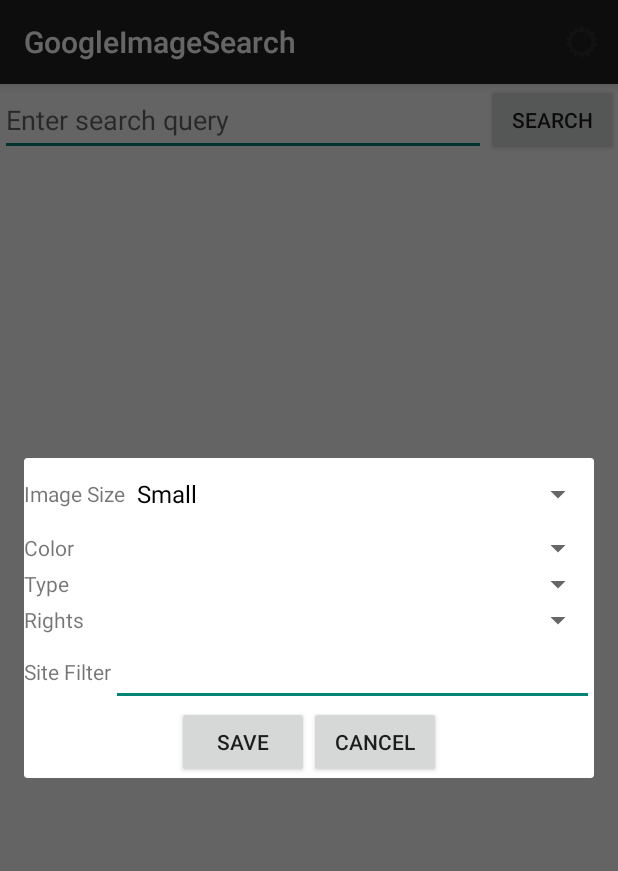
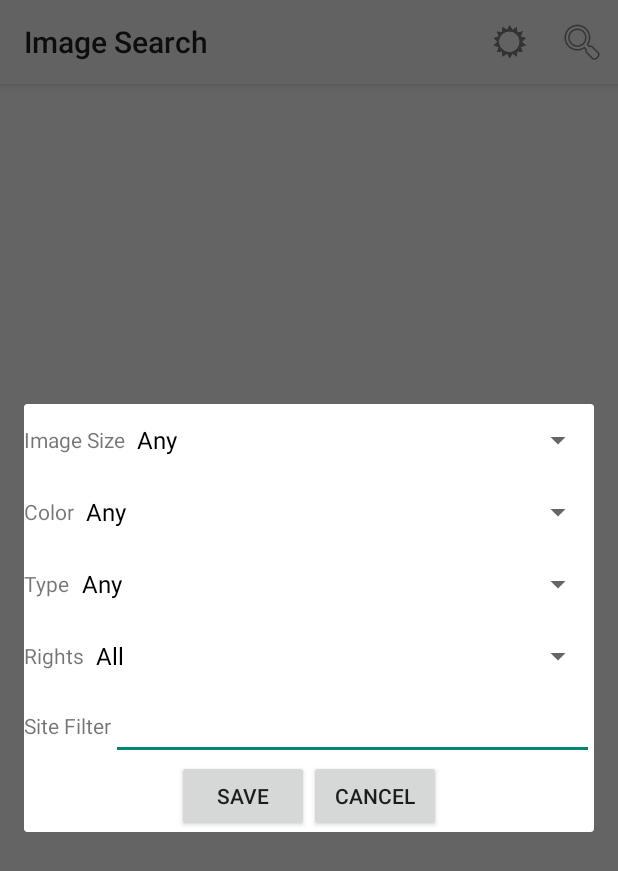
Before and after one commit to Twyly/GoogleImageSearch, an Android app: the screen it shows after launch (SearchActivity), after a tap on "Settings", on a phone screen of 412 x 824 dp. Shown: the top 871 px of the screen. Run offline under Robolectric (Android 15) with nearby library versions, the phone set to English and light mode, and no system bars; our stand-ins replace Picasso; libraries missing offline, so code that uses them is left out: com.loopj.android; pictures from the network do not load.

Commit message:
search action bar

```diff
--- a/app/build.gradle
+++ b/app/build.gradle
@@ -21,6 +21,7 @@ android {
 
 dependencies {
     compile fileTree(dir: 'libs', include: ['*.jar'])
+    //compile 'com.android.support:appcompat-v7:21.0.3'
     compile 'com.android.support:appcompat-v7:22.1.1'
     compile 'com.squareup.picasso:picasso:2.5.2'
     compile 'com.loopj.android:android-async-http:1.4.5'
--- a/app/src/main/AndroidManifest.xml
+++ b/app/src/main/AndroidManifest.xml
@@ -11,7 +11,7 @@
         android:theme="@style/AppTheme" >
         <activity
             android:name=".Activities.SearchActivity"
-            android:label="@string/app_name" >
+            android:label="@string/title_activity_search" >
             <intent-filter>
                 <action android:name="android.intent.action.MAIN" />
 
--- a/app/src/main/java/com/example/teddywyly/googleimagesearch/Activities/SearchActivity.java
+++ b/app/src/main/java/com/example/teddywyly/googleimagesearch/Activities/SearchActivity.java
@@ -3,8 +3,10 @@ package com.example.teddywyly.googleimagesearch.Activities;
 import android.support.v4.app.DialogFragment;
 import android.content.Intent;
 import android.support.v4.app.FragmentManager;
+import android.support.v4.view.MenuItemCompat;
 import android.support.v7.app.ActionBarActivity;
 import android.os.Bundle;
+import android.support.v7.app.AppCompatActivity;
 import android.util.Log;
 import android.view.Menu;
 import android.view.MenuItem;
@@ -12,6 +14,7 @@ import android.view.View;
 import android.widget.AdapterView;
 import android.widget.EditText;
 import android.widget.GridView;
+import android.support.v7.widget.SearchView;
 
 import com.example.teddywyly.googleimagesearch.Adapters.ImageResultsAdapter;
 import com.example.teddywyly.googleimagesearch.EndlessScrollListener;
@@ -30,12 +33,13 @@ import org.json.JSONObject;
 import java.util.ArrayList;
 
 
-public class SearchActivity extends ActionBarActivity implements SettingsDialog.SettingsDialogListener {
+public class SearchActivity extends AppCompatActivity implements SettingsDialog.SettingsDialogListener {
 
     private final String SEACH_ENDPOINT = "https://ajax.googleapis.com/ajax/services/search/images?v=1.0";
     private final int ITEMS_PER_FETCH = 8;
 
-    private EditText etQuery;
+    //private EditText etQuery;
+    private SearchView svQuery;
     private GridView gvResults;
     private ArrayList<ImageResult> imageResults;
     private ImageResultsAdapter aImageResults;
@@ -54,7 +58,7 @@ public class SearchActivity extends ActionBarActivity implements SettingsDialog.
     }
 
     public void setupViews() {
-        etQuery = (EditText)findViewById(R.id.etQuery);
+        //etQuery = (EditText)findViewById(R.id.etQuery);
         gvResults = (GridView)findViewById(R.id.gvResults);
         gvResults.setOnItemClickListener(new AdapterView.OnItemClickListener() {
             @Override
@@ -77,7 +81,23 @@ public class SearchActivity extends ActionBarActivity implements SettingsDialog.
     public boolean onCreateOptionsMenu(Menu menu) {
         // Inflate the menu; this adds items to the action bar if it is present.
         getMenuInflater().inflate(R.menu.menu_search, menu);
-        return true;
+        MenuItem searchItem = menu.findItem(R.id.action_search);
+        svQuery = (SearchView) MenuItemCompat.getActionView(searchItem);
+        svQuery.setOnQueryTextListener(new SearchView.OnQueryTextListener() {
+            @Override
+            public boolean onQueryTextSubmit(String s) {
+                Log.d("Debug", "Query!");
+                fetchImagesForPage(0);
+                return true;
+            }
+
+            @Override
+            public boolean onQueryTextChange(String s) {
+                return false;
+            }
+        });
+
+        return super.onCreateOptionsMenu(menu);
     }
 
     @Override
@@ -96,17 +116,17 @@ public class SearchActivity extends ActionBarActivity implements SettingsDialog.
 
     private void showSettingsDialog() {
         FragmentManager fm = getSupportFragmentManager();
-        SettingsDialog settingsDialog = SettingsDialog.newInstance("Advanced Filters");
+        SettingsDialog settingsDialog = SettingsDialog.newInstance(searchSettings);
         settingsDialog.show(fm, "fragment_settings");
     }
 
     // Interesting that this cannot accept argument of type Button
-    public void onImageSearch(View view) {
-        fetchImagesForPage(0);
-    }
+//    public void onImageSearch(View view) {
+//        fetchImagesForPage(0);
+//    }
 
     public void fetchImagesForPage(final int page) {
-        String query = etQuery.getText().toString();
+        String query = svQuery.getQuery().toString();
         String searchUrl = SEACH_ENDPOINT + "&start=" + searchSettings.resultsPerPage*page + searchSettings.settingsAsQueryString() + "&q=" + query;
         Log.d("DEBUG", searchUrl);
         AsyncHttpClient client = new AsyncHttpClient();
--- a/app/src/main/java/com/example/teddywyly/googleimagesearch/Fragments/SettingsDialog.java
+++ b/app/src/main/java/com/example/teddywyly/googleimagesearch/Fragments/SettingsDialog.java
@@ -15,6 +15,7 @@ import android.widget.Button;
 import android.widget.EditText;
 import android.widget.Spinner;
 
+import com.example.teddywyly.googleimagesearch.Models.GoogleSearchSettings;
 import com.example.teddywyly.googleimagesearch.R;
 
 import java.util.Set;
@@ -24,6 +25,12 @@ import java.util.Set;
  */
 public class SettingsDialog extends DialogFragment implements View.OnClickListener {
 
+    private GoogleSearchSettings searchSettings;
+    private Spinner spnSize;
+    private Spinner spnColor;
+    private Spinner spnType;
+    private Spinner spnRights;
+
     public interface SettingsDialogListener {
         void onSaveSettings();
     }
@@ -32,10 +39,10 @@ public class SettingsDialog extends DialogFragment implements View.OnClickListen
 
     }
 
-    public static SettingsDialog newInstance(String title) {
+    public static SettingsDialog newInstance(GoogleSearchSettings settings) {
         SettingsDialog frag = new SettingsDialog();
         Bundle args = new Bundle();
-        args.putString("title", title);
+        args.putSerializable("settings", settings);
         frag.setArguments(args);
         return frag;
     }
@@ -71,12 +78,33 @@ public class SettingsDialog extends DialogFragment implements View.OnClickListen
         Button btnCancel = (Button)view.findViewById(R.id.btnCancel);
         btnCancel.setOnClickListener(this);
 
-        String title = getArguments().getString("title", "Enter Name");
-        getDialog().setTitle(title);
+        GoogleSearchSettings settings = (GoogleSearchSettings)getArguments().getSerializable("settings");
+        searchSettings = settings;
+        getDialog().setTitle(settings.resultsPerPage + "");
 
-        Spinner imageSizeSpinner = (Spinner) view.findViewById(R.id.spnImageSize);
+        spnSize = (Spinner) view.findViewById(R.id.spnSize);
         ArrayAdapter<CharSequence> imageSizeAdapter = ArrayAdapter.createFromResource(getActivity(), R.array.image_sizes_array, android.R.layout.simple_spinner_dropdown_item);
-        imageSizeSpinner.setAdapter(imageSizeAdapter);
+        spnSize.setAdapter(imageSizeAdapter);
+
+        spnColor = (Spinner) view.findViewById(R.id.spnColor);
+        ArrayAdapter<CharSequence> colorAdapter = ArrayAdapter.createFromResource(getActivity(), R.array.image_colors_array, android.R.layout.simple_spinner_dropdown_item);
+        spnColor.setAdapter(colorAdapter);
+
+        spnType = (Spinner) view.findViewById(R.id.spnType);
+        ArrayAdapter<CharSequence> typeAdapter = ArrayAdapter.createFromResource(getActivity(), R.array.image_types_array, android.R.layout.simple_spinner_dropdown_item);
+        spnType.setAdapter(typeAdapter);
+
+        spnRights = (Spinner) view.findViewById(R.id.spnRights);
+        ArrayAdapter<CharSequence> rightsAdapter = ArrayAdapter.createFromResource(getActivity(), R.array.image_rights_array, android.R.layout.simple_spinner_dropdown_item);
+        spnRights.setAdapter(rightsAdapter);
+    }
+
+    private void updateViewsFromSettings() {
+
+    }
+
+    private void updateSettingsFromViews() {
+
     }
 
     @Override
--- a/app/src/main/java/com/example/teddywyly/googleimagesearch/Models/GoogleSearchSettings.java
+++ b/app/src/main/java/com/example/teddywyly/googleimagesearch/Models/GoogleSearchSettings.java
@@ -1,9 +1,12 @@
 package com.example.teddywyly.googleimagesearch.Models;
+
+import java.io.Serializable;
 
 /**
  * Created by teddywyly on 5/13/15.
  */
-public class GoogleSearchSettings {
+public class GoogleSearchSettings implements Serializable {
+
 
     public enum ImageSize {
         SMALL("icon"), MEDIUM("small|medium|large|xlarge"), LARGE("xxlarge"), EXTRA_LARGE("huge");
@@ -39,6 +42,7 @@ public class GoogleSearchSettings {
         }
     }
 
+    private static final long serialVersionUID = 5249605308630544032L;
     public ImageSize size;
     public ImageColor color;
     public ImageType type;
--- a/app/src/main/res/layout/activity_search.xml
+++ b/app/src/main/res/layout/activity_search.xml
@@ -3,28 +3,6 @@
     android:layout_width="match_parent"
     android:layout_height="match_parent"
     tools:context=".SearchActivity">
-
-    <EditText
-        android:layout_width="wrap_content"
-        android:layout_height="wrap_content"
-        android:id="@+id/etQuery"
-        android:layout_alignParentTop="true"
-        android:layout_alignParentLeft="true"
-        android:layout_alignParentStart="true"
-        android:layout_toLeftOf="@+id/btnSearch"
-        android:layout_toStartOf="@+id/btnSearch"
-        android:layout_alignBottom="@+id/btnSearch"
-        android:hint="@string/search_prompt" />
-
-    <Button
-        android:layout_width="wrap_content"
-        android:layout_height="wrap_content"
-        android:text="@string/search_label"
-        android:id="@+id/btnSearch"
-        android:onClick="onImageSearch"
-        android:layout_alignParentTop="true"
-        android:layout_alignParentRight="true"
-        android:layout_alignParentEnd="true" />
 
     <GridView
         android:layout_width="wrap_content"
@@ -32,8 +10,8 @@
         android:id="@+id/gvResults"
         android:layout_alignParentLeft="true"
         android:layout_alignParentStart="true"
-        android:layout_below="@+id/etQuery"
         android:numColumns="3"
-        android:layout_alignParentBottom="true" />
+        android:layout_alignParentBottom="true"
+        android:layout_alignParentTop="true" />
 
 </RelativeLayout>
--- a/app/src/main/res/layout/fragment_settings.xml
+++ b/app/src/main/res/layout/fragment_settings.xml
@@ -13,13 +13,13 @@
         android:layout_alignParentTop="true"
         android:layout_alignParentLeft="true"
         android:layout_alignParentStart="true"
-        android:layout_alignBottom="@+id/spnImageSize"
+        android:layout_alignBottom="@+id/spnSize"
         android:gravity="center_vertical" />
 
     <Spinner
         android:layout_width="wrap_content"
         android:layout_height="wrap_content"
-        android:id="@+id/spnImageSize"
+        android:id="@+id/spnSize"
         android:layout_alignParentTop="true"
         android:layout_alignParentRight="true"
         android:layout_alignParentEnd="true"
--- a/app/src/main/res/menu/menu_search.xml
+++ b/app/src/main/res/menu/menu_search.xml
@@ -4,6 +4,13 @@
     xmlns:tools="http://schemas.android.com/tools"
     tools:context=".SearchActivity">
 
+    <item android:id="@+id/action_search"
+        android:orderInCategory="5"
+        android:title="Search"
+        android:icon="@android:drawable/ic_menu_search"
+        app:showAsAction="ifRoom|collapseActionView"
+        app:actionViewClass="android.support.v7.widget.SearchView" />
+
     <item android:id="@+id/miSettings"
         android:title="@string/action_settings"
         android:icon="@drawable/ic_settings"
--- a/app/src/main/res/values/strings.xml
+++ b/app/src/main/res/values/strings.xml
@@ -8,12 +8,46 @@
     <string name="image_title_label">Image Title</string>
     <string name="image_description">Image Result</string>
     <string name="title_activity_image_display">ImageDisplayActivity</string>
+    <string name="title_activity_search">Image Search</string>
+
 
     <string-array name="image_sizes_array">
+        <item>Any</item>
         <item>Small</item>
         <item>Medium</item>
         <item>Large</item>
         <item>Extra Large</item>
+    </string-array>
+
+    <string-array name="image_colors_array">
+        <item>Any</item>
+        <item>Black</item>
+        <item>Blue</item>
+        <item>Brown</item>
+        <item>Gray</item>
+        <item>Green</item>
+        <item>Orange</item>
+        <item>Pink</item>
+        <item>Purple</item>
+        <item>Red</item>
+        <item>Teal</item>
+        <item>White</item>
+        <item>Yellow</item>
+    </string-array>
+
+    <string-array name="image_types_array">
+        <item>Any</item>
+        <item>Face</item>
+        <item>Photo</item>
+        <item>Clipart</item>
+        <item>Lineart</item>
+    </string-array>
+
+    <string-array name="image_rights_array">
+        <item>All</item>
+        <item>Public Domain</item>
+        <item>Attributable</item>
+        <item>Noncommerical</item>
     </string-array>
 
 <!-- TODO: Remove or change this placeholder text -->
--- a/app/src/main/res/values/styles.xml
+++ b/app/src/main/res/values/styles.xml
@@ -1,7 +1,7 @@
 <resources>
 
     <!-- Base application theme. -->
-    <style name="AppTheme" parent="Theme.AppCompat.Light.DarkActionBar">
+    <style name="AppTheme" parent="Theme.AppCompat.Light">
         <!-- Customize your theme here. -->
     </style>
 
```
